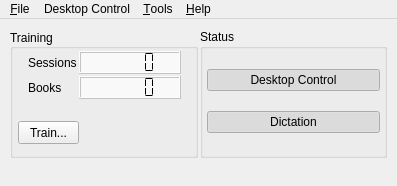
The window that ui/windows/main.ui (smartboyhw/speechcontrol) describes before a commit, drawn with Qt 5.
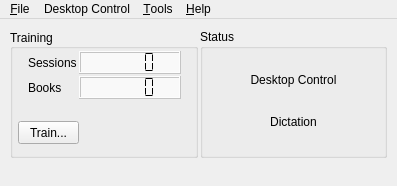
The same window after the commit. Icons and pictures are not drawn.

What changed in the file:
```diff
--- a/ui/windows/main.ui
+++ b/ui/windows/main.ui
@@ -20,6 +20,18 @@
     <verstretch>0</verstretch>
    </sizepolicy>
   </property>
+  <property name="minimumSize">
+   <size>
+    <width>397</width>
+    <height>186</height>
+   </size>
+  </property>
+  <property name="maximumSize">
+   <size>
+    <width>397</width>
+    <height>186</height>
+   </size>
+  </property>
   <property name="windowTitle">
    <string>SpeechControl</string>
   </property>
@@ -34,6 +46,18 @@
    <bool>true</bool>
   </property>
   <widget class="QWidget" name="centralwidget">
+   <property name="minimumSize">
+    <size>
+     <width>397</width>
+     <height>144</height>
+    </size>
+   </property>
+   <property name="maximumSize">
+    <size>
+     <width>397</width>
+     <height>144</height>
+    </size>
+   </property>
    <widget class="QWidget" name="gridLayoutWidget">
     <property name="geometry">
      <rect>
@@ -74,7 +98,7 @@
             <bool>true</bool>
            </property>
            <property name="checked">
-            <bool>true</bool>
+            <bool>false</bool>
            </property>
            <property name="flat">
             <bool>true</bool>
@@ -90,7 +114,7 @@
             <bool>true</bool>
            </property>
            <property name="checked">
-            <bool>true</bool>
+            <bool>false</bool>
            </property>
            <property name="flat">
             <bool>true</bool>
```
Left out of the diff: 6 changed lines with no effect on the pictures.
